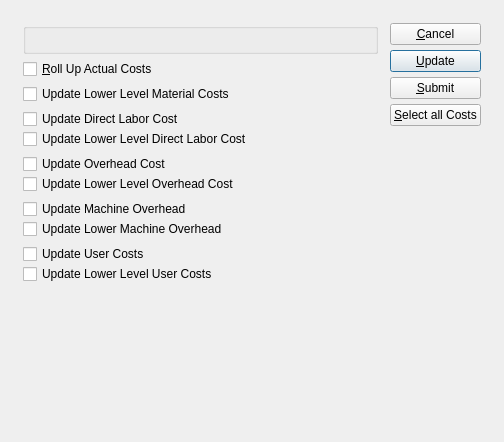
Old version of the form guiclient/updateActualCostsByClassCode.ui in the repository Pegasus-RPG/xtuple-client.
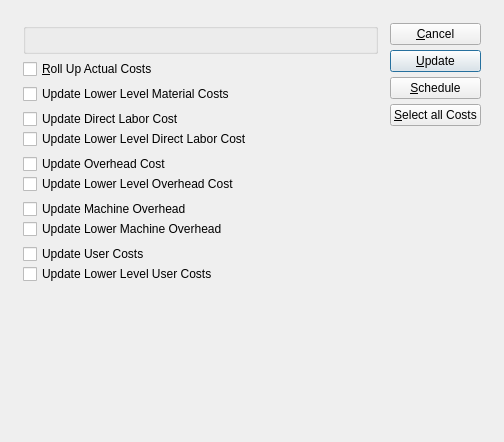
New version of the form. Custom widgets are drawn as their Qt base class.

What changed in the file:
```diff
--- a/guiclient/updateActualCostsByClassCode.ui
+++ b/guiclient/updateActualCostsByClassCode.ui
@@ -429,7 +429,7 @@
          <item>
           <widget class="QPushButton" name="_submit" >
            <property name="text" >
-            <string>&amp;Submit</string>
+            <string>&amp;Schedule</string>
            </property>
           </widget>
          </item>
```
